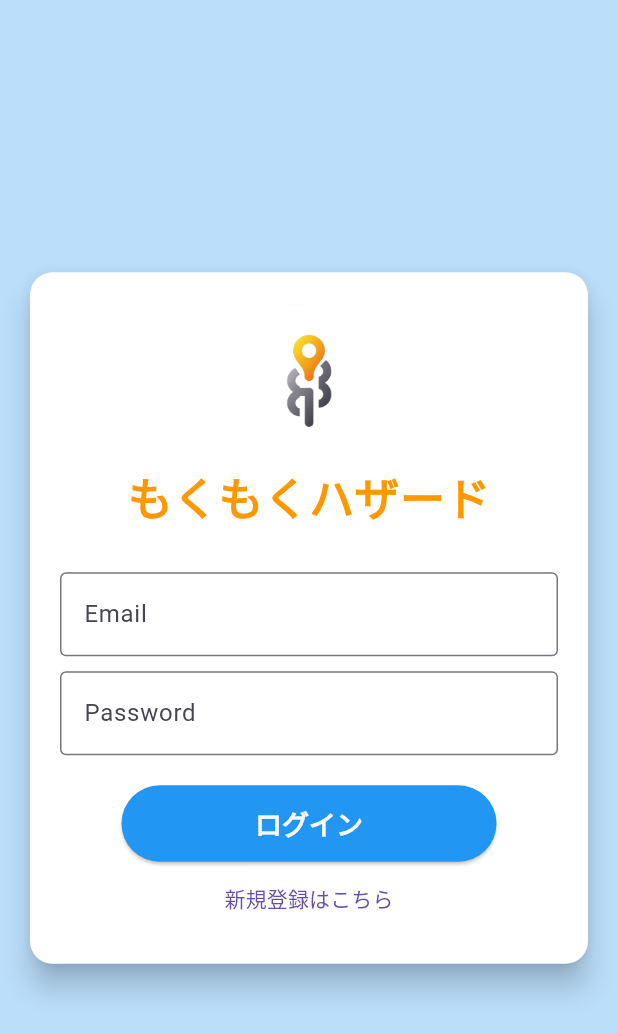
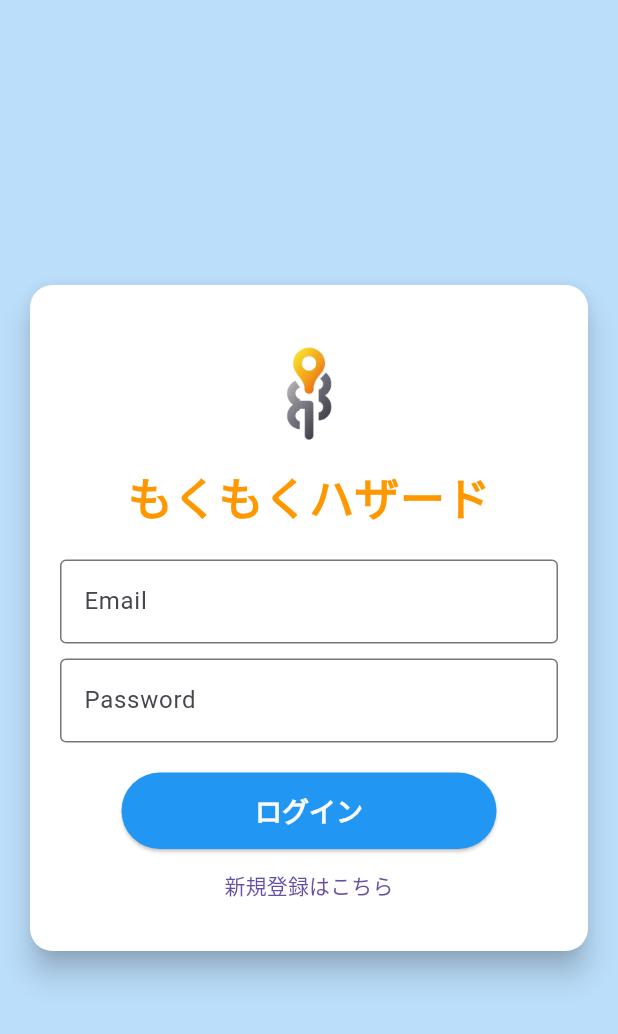
Before and after one commit to RiTa-23/MokumokuHazard, a Flutter app: the screen it shows after launch, on a phone screen of 412 x 824 dp. Shown: the top 1034 px of the screen. Run offline on Flutter 3.47's test engine with Material 3 defaults, Android fonts, the phone set to English and light mode, and no system bars; drawn by our look-alikes of animated_text_kit; our stand-ins replace audioplayers, cloud_firestore, firebase_auth, firebase_core, flutter_compass, geolocator and 4 more; accounts and stored records are empty.

Commit message:
fix:ログイン画面のアニメーション無効（デバイスによってうまく表示されないため）

```diff
--- a/lib/pages/auth_gate.dart
+++ b/lib/pages/auth_gate.dart
@@ -48,26 +48,34 @@ class _LoginPageState extends State<LoginPage> {
                           width: 100,
                           height: 100,
                         ),
-                        SizedBox(
-                          width: 250.0,
-                          child: TextLiquidFill(
-                            text: 'もくもくハザード',
-                            waveColor: Colors.orange,
-                            boxBackgroundColor: Colors.white,
-                            textStyle: TextStyle(
-                              fontSize: 30,
-                              fontWeight: FontWeight.bold,
-                              //shadows: [
-                              //Shadow(
-                              //blurRadius: 5.0,
-                              //color: Colors.black,
-                              //offset: Offset(2, 2),
-                              //),
-                              //],
-                            ),
-                            boxHeight: 60.0,
+                        Text(
+                          'もくもくハザード',
+                          style: TextStyle(
+                            fontSize: 30,
+                            color: Colors.orange,
+                            fontWeight: FontWeight.bold,
                           ),
                         ),
+                        // SizedBox(
+                        //   width: 250.0,
+                        //   child: TextLiquidFill(
+                        //     text: 'もくもくハザード',
+                        //     waveColor: Colors.orange,
+                        //     boxBackgroundColor: Colors.white,
+                        //     textStyle: TextStyle(
+                        //       fontSize: 30,
+                        //       fontWeight: FontWeight.bold,
+                        //       //shadows: [
+                        //       //Shadow(
+                        //       //blurRadius: 5.0,
+                        //       //color: Colors.black,
+                        //       //offset: Offset(2, 2),
+                        //       //),
+                        //       //],
+                        //     ),
+                        //     boxHeight: 60.0,
+                        //   ),
+                        // ),
                       ],
                     ),
                   ],
```
